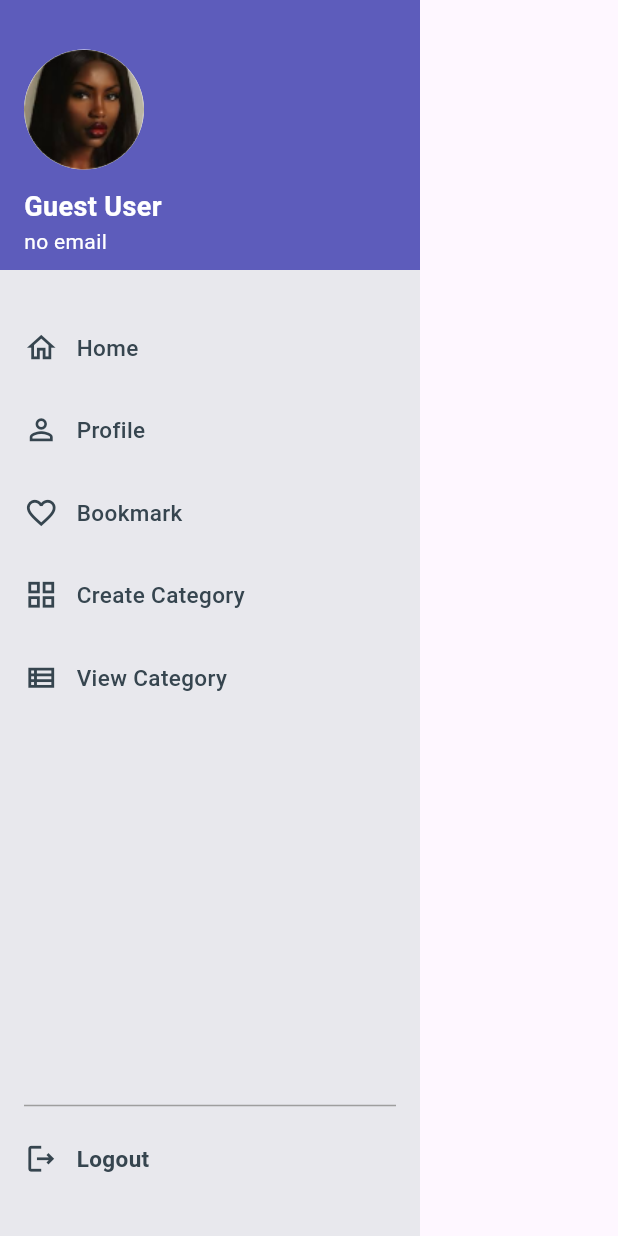
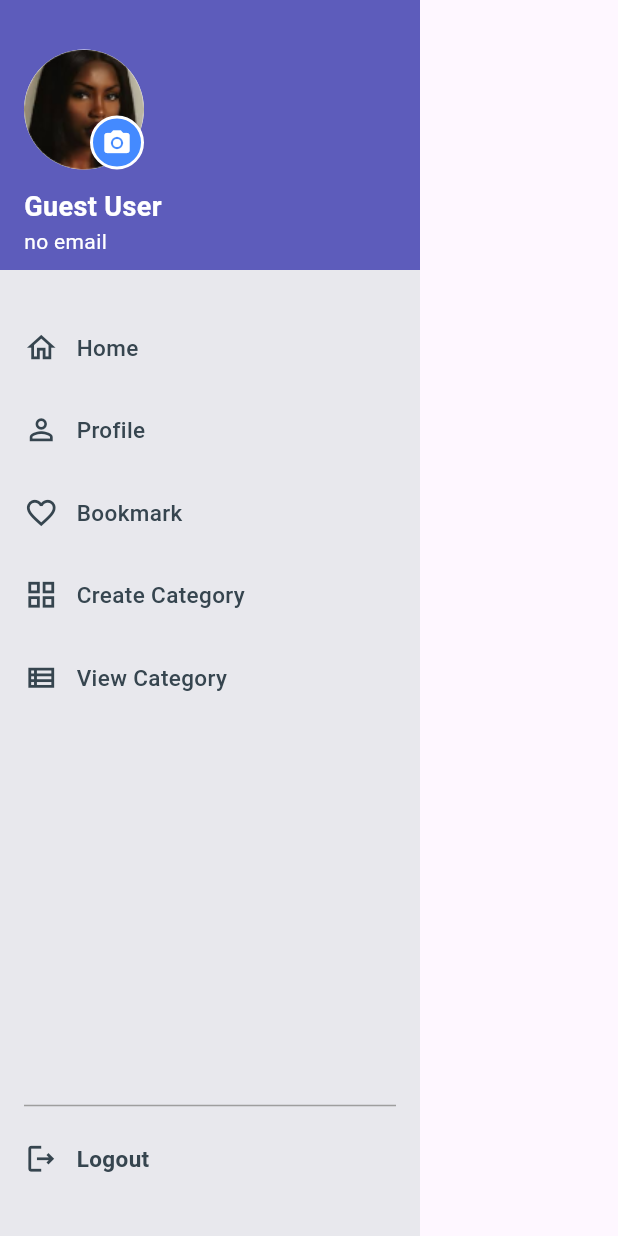
Before and after one commit to abelfx/IntelliReview_Research_Paper, a Flutter app: the DrawerContent widget shown alone on an empty page, opened directly, on a phone screen of 412 x 824 dp. Run offline on Flutter 3.47's test engine with Material 3 defaults, Android fonts, the phone set to English and light mode, and no system bars; our stand-ins replace dio, file_picker, flutter_riverpod, fluttertoast, go_router, image_picker and 1 more; network calls fail; key blocks and very long unbroken strings in the code were emptied for the run.

Commit message:
edit the drawer to be stateful

```diff
--- a/lib/presentation/components/drawer.dart
+++ b/lib/presentation/components/drawer.dart
@@ -3,8 +3,12 @@ import 'package:flutter_riverpod/flutter_riverpod.dart';
 import 'package:frontend/application/providers/user_provider.dart';
 import 'package:go_router/go_router.dart';
 import 'package:fluttertoast/fluttertoast.dart';
+import 'dart:io';
+import 'package:image_picker/image_picker.dart';
+import 'package:flutter/foundation.dart' show kIsWeb;
+import 'dart:typed_data';
 
-class DrawerContent extends ConsumerWidget {
+class DrawerContent extends  ConsumerStatefulWidget  {
   final VoidCallback onLogout;
   final void Function(String route) onNavigate;
 
@@ -15,8 +19,37 @@ class DrawerContent extends ConsumerWidget {
 
   });
 
+    @override
+  ConsumerState<DrawerContent> createState() => _DrawerContentState();
+}
+
+class _DrawerContentState extends ConsumerState<DrawerContent> {
+  File? _profileImage;
+  Uint8List? _webImage;
+
+void _pickImage() async {
+  final ImagePicker picker = ImagePicker();
+
+  if (kIsWeb) {
+    final XFile? pickedFile = await picker.pickImage(source: ImageSource.gallery);
+    if (pickedFile != null) {
+      final bytes = await pickedFile.readAsBytes();
+      setState(() {
+        _webImage = bytes;
+      });
+    }
+  } else {
+    final XFile? pickedFile = await picker.pickImage(source: ImageSource.gallery);
+    if (pickedFile != null) {
+      setState(() {
+        _profileImage = File(pickedFile.path);
+      });
+    }
+  }
+}
+
   @override
-  Widget build(BuildContext context, WidgetRef ref) {
+  Widget build(BuildContext context,) {
     final user = ref.watch(currentUserProvider);
     final name = user?.name ?? "Guest User";
     final email = user?.email ?? "no email";
@@ -52,12 +85,40 @@ class DrawerContent extends ConsumerWidget {
               crossAxisAlignment: CrossAxisAlignment.start,
               mainAxisAlignment: MainAxisAlignment.center,
               children: [
-                const CircleAvatar(
-                  radius: 40,
-                  backgroundColor: Colors.white,
-                  backgroundImage:
-                      AssetImage('assets/images/profile_img.png'),
-                ),
+                Stack(
+  children: [
+    CircleAvatar(
+      radius: 40,
+      backgroundColor: Colors.white,
+      backgroundImage: _profileImage != null
+          ? FileImage(_profileImage!)
+          : (_webImage != null
+              ? MemoryImage(_webImage!)
+              : AssetImage('assets/images/profile_img.png')) as ImageProvider,
+    ),
+    Positioned(
+      bottom: 0,
+      right: 0,
+      child: InkWell(
+        onTap: _pickImage,
+        child: Container(
+          decoration: BoxDecoration(
+            color: Colors.blueAccent,
+            shape: BoxShape.circle,
+            border: Border.all(color: Colors.white, width: 2),
+          ),
+          padding: const EdgeInsets.all(6),
+          child: const Icon(
+            Icons.camera_alt,
+            size: 20,
+            color: Colors.white,
+          ),
+        ),
+      ),
+    ),
+  ],
+),
+
                 const SizedBox(height: 12),
                 Text(name,
                     style: const TextStyle(
@@ -78,7 +139,7 @@ class DrawerContent extends ConsumerWidget {
                 children: [
                   for (final item in items)
                     InkWell(
-                      onTap: () => onNavigate(item.route),
+                      onTap: () => widget.onNavigate(item.route),
                       child: Padding(
                         padding: const EdgeInsets.symmetric(vertical: 16),
                         child: Row(
@@ -100,9 +161,10 @@ class DrawerContent extends ConsumerWidget {
                   InkWell(
                     key: const Key('drawer_logout'),
                     onTap: () {
+                      widget.onLogout();
                       ref.read(userRoleProvider.notifier).state = null;
                       ref.read(currentUserProvider.notifier).state = null;
-                      onLogout(); // optional callback to parent
+                     // optional callback to parent
                       GoRouter.of(context).go('/login');
                     },
                     child: Padding(
--- a/lib/router/app_router.dart
+++ b/lib/router/app_router.dart
@@ -33,7 +33,7 @@ final appRouterProvider = Provider<GoRouter>((ref) {
       if (!isLoggedIn) {
         // If not logged in and trying to access a protected page
         if (!isAuthPage && state.matchedLocation != '/') {
-          return '/viewcategory';
+          return '/home';
         }
         return null;
       }
@@ -55,7 +55,7 @@ final appRouterProvider = Provider<GoRouter>((ref) {
       /// Auth and landing routes
       GoRoute(
         path: '/',
-        builder: (context, state) => CategoryViewScreen()
+        builder: (context, state) => HomeScreen()
         //  onLoginClick: () => context.go('/login'),
          // onSignUpClick: () => context.go('/signup'),
        // ),
```
